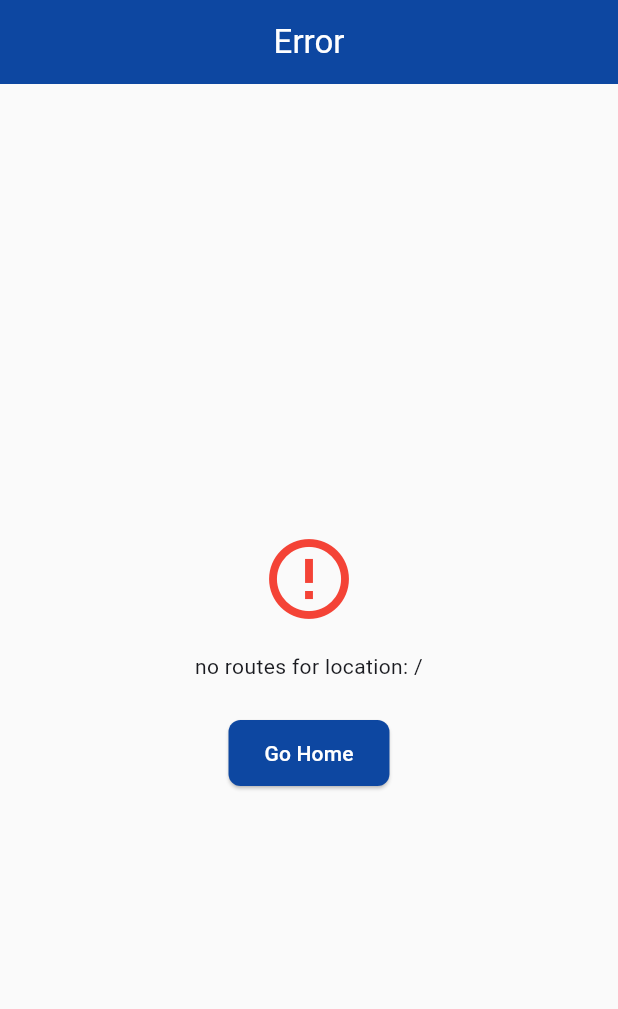
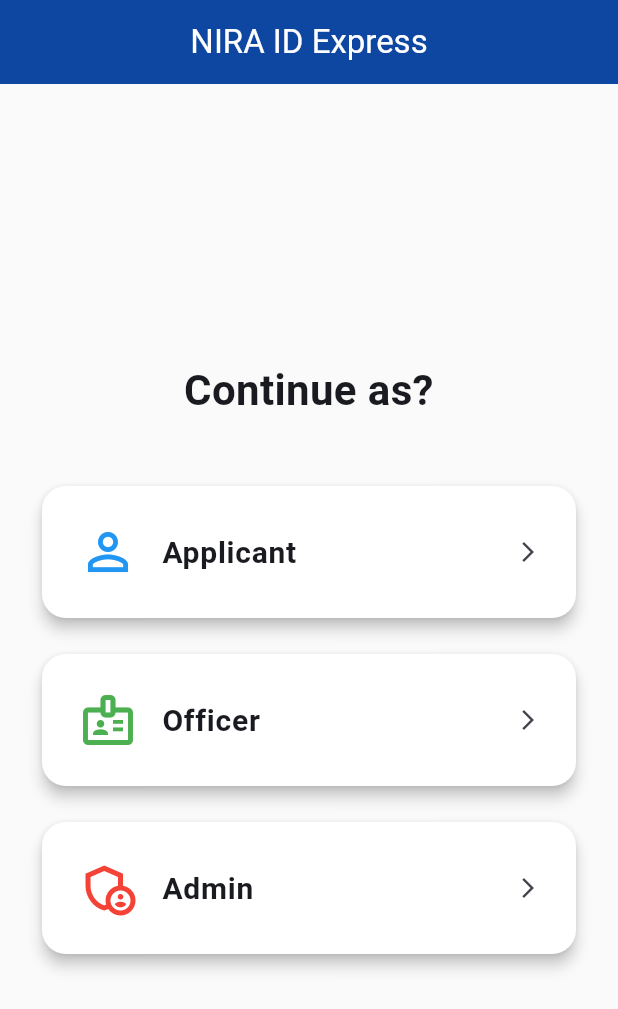
Before and after one commit to paula-maxine/id_express, a Flutter app: the screen it shows once a user with an empty profile is signed in, on a phone screen of 412 x 824 dp. Shown: the top 1009 px of the screen. Run offline on Flutter 3.47's test engine with Material 3 defaults, Android fonts, the light colour scheme and no system bars; our stand-ins replace cloud_firestore, firebase_auth, firebase_core, firebase_messaging, firebase_storage, flutter_riverpod and 2 more; accounts and stored records are empty; network calls fail.

Commit message:
feat: implement user authentication screens and navigation setup

```diff
--- a/lib/providers/go_router_provider.dart
+++ b/lib/providers/go_router_provider.dart
@@ -1,10 +1,18 @@
-import 'package:flutter/material.dart';
 import 'package:go_router/go_router.dart';
 import 'package:flutter_riverpod/flutter_riverpod.dart';
+import 'package:id_express/screens/signup_screen.dart';
 import '../routes/paths.dart';
 import '../routes/error_page.dart';
 import '../providers/auth_provider.dart';
+import '../screens/login_screen.dart';
+import '../screens/home_screen.dart';
 import '../screens/splash/splash_screen.dart';
+import '../screens/auth/forgot_password_screen.dart';
+import '../screens/applicant/applicant_dashboard.dart';
+import '../screens/officer/officer_dashboard.dart';
+import '../screens/admin/admin_dashboard.dart';
+import '../screens/settings/settings_screen.dart';
+import '../screens/settings/privacy_policy_screen.dart';
 
 final goRouterProvider = Provider<GoRouter>((ref) {
   final authState = ref.watch(authStateProvider);
@@ -56,6 +64,10 @@
     },
     routes: [
       GoRoute(
+        path: RoutesPaths.home,
+        builder: (context, state) => const HomeScreen(),
+      ),
+      GoRoute(
         path: RoutesPaths.splash,
         builder: (context, state) => const SplashScreen(),
       ),
@@ -67,35 +79,34 @@
         path: RoutesPaths.signup,
         builder: (context, state) => const SignupScreen(),
       ),
-      // TODO: Add ForgotPasswordScreen when implemented
       GoRoute(
         path: RoutesPaths.forgotPassword,
-        builder: (context, state) => const Placeholder(),
+        builder: (context, state) => const ForgotPasswordScreen(),
       ),
-      // Applicant dashboard: use UploadScreen as placeholder for now
+      // Applicant dashboard
       GoRoute(
         path: RoutesPaths.applicantDashboard,
-        builder: (context, state) => const UploadScreen(),
+        builder: (context, state) => const ApplicantDashboard(),
       ),
-      // Officer dashboard placeholder
+      // Officer dashboard
       GoRoute(
         path: RoutesPaths.officerDashboard,
-        builder: (context, state) => const Placeholder(),
+        builder: (context, state) => const OfficerDashboard(),
       ),
-      // Admin dashboard placeholder
+      // Admin dashboard
       GoRoute(
         path: RoutesPaths.adminDashboard,
-        builder: (context, state) => const Placeholder(),
+        builder: (context, state) => const AdminDashboard(),
       ),
-      // Settings placeholder
+      // Settings
       GoRoute(
         path: RoutesPaths.settings,
-        builder: (context, state) => const Placeholder(),
+        builder: (context, state) => const SettingsScreen(),
       ),
-      // Privacy policy placeholder
+      // Privacy policy
       GoRoute(
         path: RoutesPaths.privacyPolicy,
-        builder: (context, state) => const Placeholder(),
+        builder: (context, state) => const PrivacyPolicyScreen(),
       ),
     ],
     errorBuilder: (context, state) =>
--- a/lib/routes/paths.dart
+++ b/lib/routes/paths.dart
@@ -1,5 +1,8 @@
 /// Route path constants
 class RoutesPaths {
+  // Common routes
+  static const String home = '/';
+
   // Auth routes
   static const String splash = '/splash';
   static const String login = '/login';
--- /dev/null
+++ b/lib/screens/home_screen.dart
@@ -0,0 +1,84 @@
+import 'package:flutter/material.dart';
+import 'package:go_router/go_router.dart';
+import '../../routes/paths.dart';
+
+class HomeScreen extends StatelessWidget {
+  const HomeScreen({super.key});
+
+  @override
+  Widget build(BuildContext context) {
+    return Scaffold(
+      appBar: AppBar(title: const Text('NIRA ID Express'), centerTitle: true),
+      body: Padding(
+        padding: const EdgeInsets.all(24.0),
+        child: Column(
+          mainAxisAlignment: MainAxisAlignment.center,
+          crossAxisAlignment: CrossAxisAlignment.stretch,
+          children: [
+            const Text(
+              'Continue as?',
+              textAlign: TextAlign.center,
+              style: TextStyle(fontSize: 28, fontWeight: FontWeight.bold),
+            ),
+            const SizedBox(height: 40),
+            _RoleCard(
+              title: 'Applicant',
+              icon: Icons.person_outline,
+              color: Colors.blue,
+              onTap: () => context.go(RoutesPaths.applicantDashboard),
+            ),
+            const SizedBox(height: 16),
+            _RoleCard(
+              title: 'Officer',
+              icon: Icons.badge_outlined,
+              color: Colors.green,
+              onTap: () => context.go(RoutesPaths.officerDashboard),
+            ),
+            const SizedBox(height: 16),
+            _RoleCard(
+              title: 'Admin',
+              icon: Icons.admin_panel_settings_outlined,
+              color: Colors.red,
+              onTap: () => context.go(RoutesPaths.adminDashboard),
+            ),
+          ],
+        ),
+      ),
+    );
+  }
+}
+
+class _RoleCard extends StatelessWidget {
+  final String title;
+  final IconData icon;
+  final Color color;
+  final VoidCallback onTap;
+
+  const _RoleCard({
+    required this.title,
+    required this.icon,
+    required this.color,
+    required this.onTap,
+  });
+
+  @override
+  Widget build(BuildContext context) {
+    return Card(
+      elevation: 4,
+      shape: RoundedRectangleBorder(borderRadius: BorderRadius.circular(16)),
+      child: ListTile(
+        contentPadding: const EdgeInsets.symmetric(
+          vertical: 16,
+          horizontal: 24,
+        ),
+        leading: Icon(icon, size: 40, color: color),
+        title: Text(
+          title,
+          style: const TextStyle(fontSize: 20, fontWeight: FontWeight.w600),
+        ),
+        trailing: const Icon(Icons.arrow_forward_ios, size: 16),
+        onTap: onTap,
+      ),
+    );
+  }
+}
```
Also changed, not shown: lib/screens/admin/admin_dashboard.dart (added, +49 -0 lines), lib/screens/applicant/applicant_dashboard.dart (added, +51 -0 lines), lib/screens/auth/forgot_password_screen.dart (added, +86 -0 lines), lib/screens/login_screen.dart (+8 -23 lines), lib/screens/officer/officer_dashboard.dart (added, +49 -0 lines), lib/screens/settings/privacy_policy_screen.dart (added, +33 -0 lines), lib/screens/settings/settings_screen.dart (added, +39 -0 lines), lib/screens/signup_screen.dart (+8 -18 lines), 2 other files.
